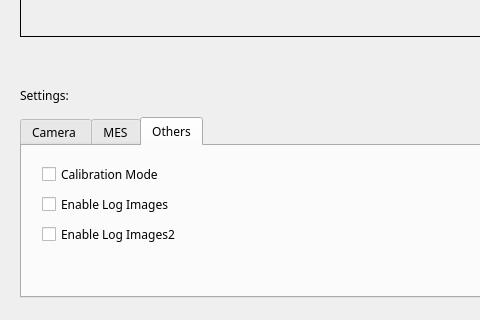
Before: the Qt Designer form code/OpenCV2.ui in markctm/Vision_Inspection, drawn with Qt 5; both pictures show x 0 to 480 and y 593 to 913 of the 1300 by 913 pixel window.
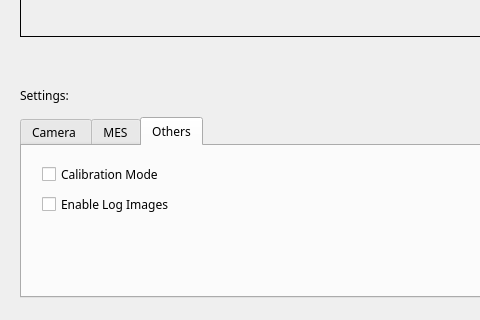
After: the same form once the commit is applied.

Commit message: retest list

```diff
--- a/code/OpenCV2.ui
+++ b/code/OpenCV2.ui
@@ -409,22 +409,6 @@
       <bool>false</bool>
      </property>
     </widget>
-    <widget class="QCheckBox" name="checkBox_calibration_mode_3">
-     <property name="geometry">
-      <rect>
-       <x>20</x>
-       <y>80</y>
-       <width>151</width>
-       <height>17</height>
-      </rect>
-     </property>
-     <property name="text">
-      <string>Enable Log Images2</string>
-     </property>
-     <property name="checked">
-      <bool>false</bool>
-     </property>
-    </widget>
    </widget>
   </widget>
   <widget class="QLabel" name="label_6">
```
Left out of the diff: 2 changed lines with no effect on the pictures. The commit also changes 2 other files.
